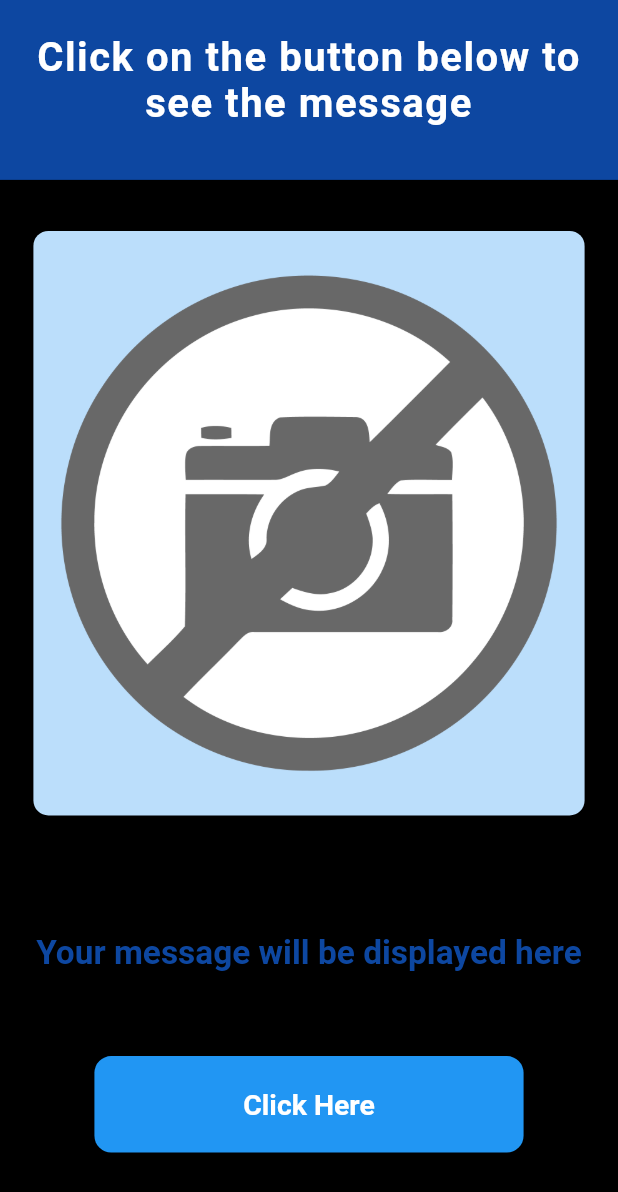
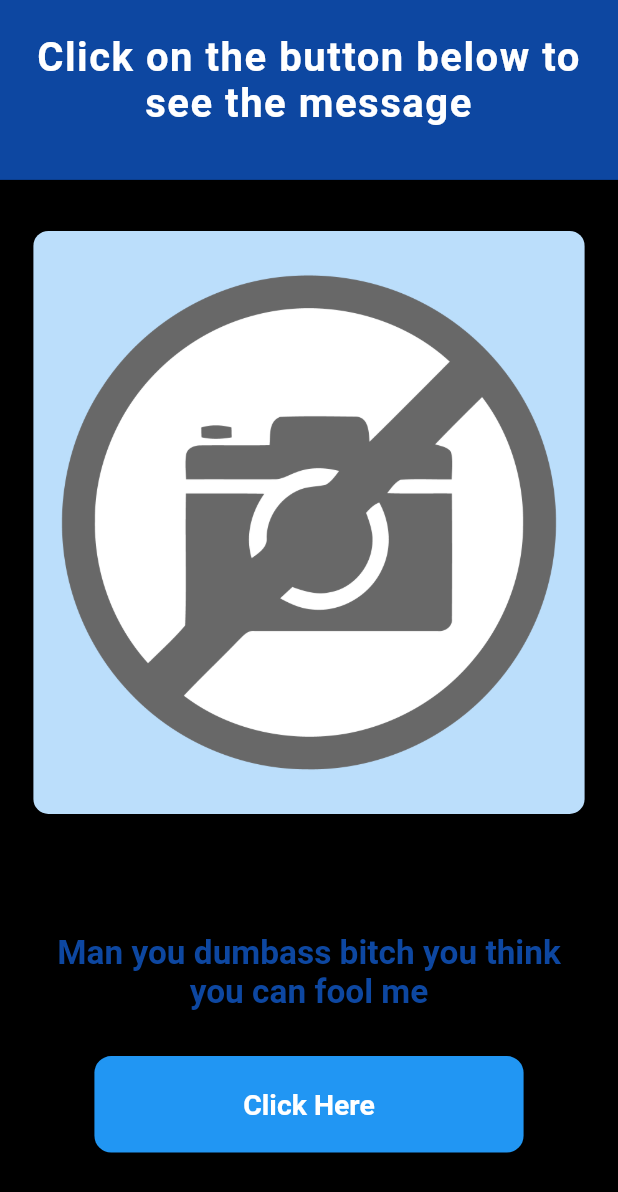
Before and after one commit to KJKR73/Proply-App, a Flutter app: the MLTask1 screen opened by its route, on a phone screen of 412 x 824 dp. Shown: the top 1192 px of the screen. Run offline on Flutter 3.47's test engine with Material 2 defaults, Android fonts, the phone set to English and light mode, and no system bars; our stand-ins replace device_preview, firebase_auth, image_picker, shared_preferences; accounts and stored records are empty; project files that could hold a hidden picture were left out.

Commit message:
App Completed

```diff
--- a/lib/screens/ml_tasks/task1.dart
+++ b/lib/screens/ml_tasks/task1.dart
@@ -87,14 +87,21 @@ class _MLTask1State extends State<MLTask1> {
     var width = MediaQuery.of(context).size.width;
     var factorHeight = 1 / 740.0 * height;
     var factorWidth = 1 / 360.0 * width;
-    Widget messageToDisplay = Text(
+    Widget messageToDisplay = Padding(
+      padding: EdgeInsets.symmetric(
+        horizontal: factorWidth * 20,
+        vertical: 0,
+      ),
+      child: Text(
         (_image == null) || (_humanCheck == "0")
             ? 'Your message will be displayed here'
             : tags[this.index].toString(),
+        textAlign: TextAlign.center,
         style: TextStyle(
           color: Colors.blue[900],
           fontSize: factorHeight * 20.0,
           fontWeight: FontWeight.bold,
+        ),
       ),
     );
     queryData = MediaQuery.of(context);
@@ -148,7 +155,10 @@ class _MLTask1State extends State<MLTask1> {
                               this._image,
                               queryData.size.height,
                               queryData.size.width,
-                              _humanCheck),
+                              _humanCheck,
+                              factorHeight,
+                              factorWidth,
+                            ),
                     ],
                   ),
                 ),
@@ -159,7 +169,7 @@ class _MLTask1State extends State<MLTask1> {
               Expanded(
                 flex: 1,
                 child: Container(
-                  child: (_humanCheck == "0") && (_image == null)
+                  child: (_humanCheck == "1")
                       ? messageToDisplay
                       : Padding(
                           padding: EdgeInsets.symmetric(
@@ -168,6 +178,7 @@ class _MLTask1State extends State<MLTask1> {
                           ),
                           child: Text(
                             'Man you dumbass bitch you think you can fool me',
+                            textAlign: TextAlign.center,
                             style: TextStyle(
                               color: Colors.blue[900],
                               fontSize: factorHeight * 20.0,
--- a/lib/shared/constant.dart
+++ b/lib/shared/constant.dart
@@ -36,6 +36,8 @@ Widget displayPicture(
   double height,
   double width,
   String humanCheck,
+  var factorHeight,
+  var factorWidth,
 ) {
   return Container(
     padding: EdgeInsets.only(bottom: 4.0),
@@ -49,8 +51,8 @@ Widget displayPicture(
         fit: BoxFit.cover,
       ),
     ),
-    height: 350,
-    width: width,
+    height: factorHeight * 350 - 1,
+    width: factorWidth * width,
   );
 }
 
@@ -71,7 +73,7 @@ Widget displayPictureTask2(
         fit: BoxFit.cover,
       ),
     ),
-    height: factorHeight * 350,
+    height: factorHeight * 350 - 1,
     width: factorWidth * width,
   );
 }
@@ -92,7 +94,7 @@ Widget emptyImage(
         fit: BoxFit.cover,
       ),
     ),
-    height: factorHeight * 350,
+    height: factorHeight * 350 - 1,
     width: factorWidth * width,
   );
 }
--- a/pubspec.yaml
+++ b/pubspec.yaml
@@ -38,10 +38,16 @@ dependencies:
   http: 0.12.2
   path_provider: 1.6.11
   device_preview: ^0.4.7
+  flutter_launcher_icons: ^0.7.5
 
 dev_dependencies:
   flutter_test:
     sdk: flutter
+
+flutter_icons:
+  android: "launcher_icon"
+  ios: true
+  image_path: "assets/appIcon.png"
 
 # For information on the generic Dart part of this file, see the
 # following page: https://dart.dev/tools/pub/pubspec
```
Also changed, not shown: lib/customs/result_display.dart (+31 -13 lines), lib/screens/ml_tasks/summary.dart (+29 -5 lines), lib/screens/ml_tasks/task2.dart (+10 -2 lines), assets/appIcon.png (added), pubspec.lock, 27 other files. Lines whose indentation alone changed are shown as unchanged.
